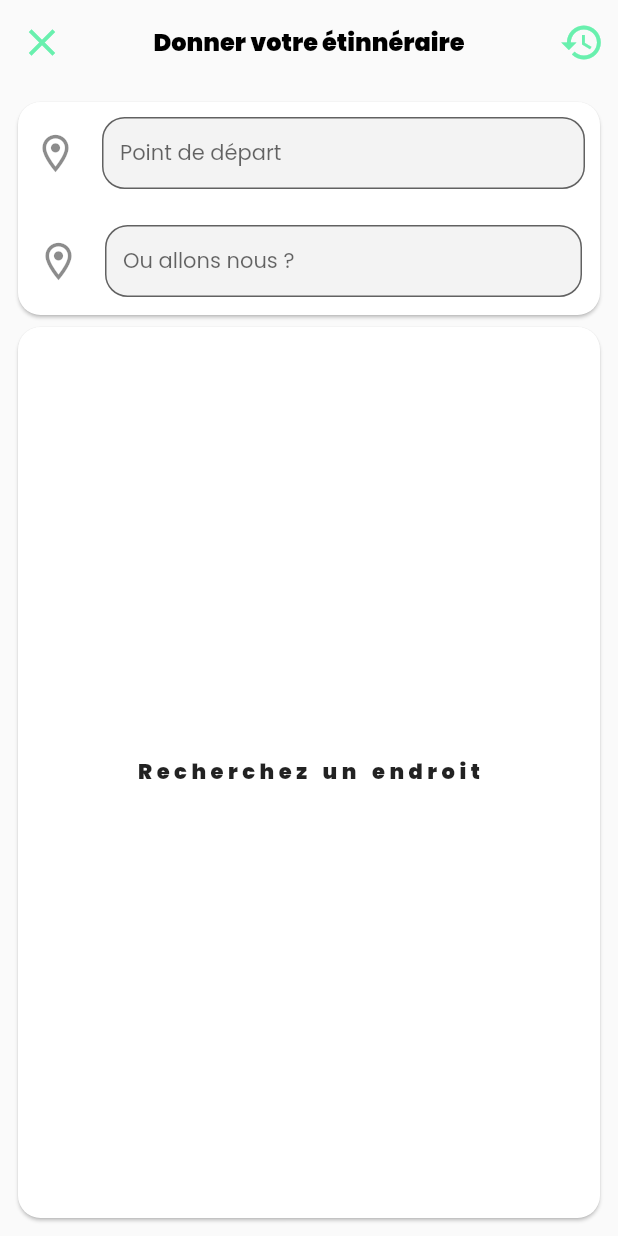
After one commit to Engel-Rich/taxischrono, a Flutter app: the SearchDestinaitionPage screen opened directly, on a phone screen of 412 x 824 dp. The commit adds this screen. Run offline on Flutter 3.47's test engine with Material 2 defaults, Android fonts, the phone set to English and light mode, and no system bars; our stand-ins replace cloud_firestore, firebase_auth, firebase_core, firebase_database, font_awesome_flutter, geolocator and 6 more; missing offline and left inert: the_apple_sign_in; accounts and stored records are empty.

Commit message:
mercredi 9 nov 2022 à 17h

```diff
--- a/lib/main.dart
+++ b/lib/main.dart
@@ -1,5 +1,6 @@
 import 'package:firebase_core/firebase_core.dart';
 import 'package:flutter/material.dart';
+import 'package:get/get.dart';
 
 import 'package:taxischrono/firebase_options.dart';
 import 'package:taxischrono/screens/homepage.dart';
@@ -19,7 +20,7 @@ class MyApp extends StatelessWidget {
 
   @override
   Widget build(BuildContext context) {
-    return MaterialApp(
+    return GetMaterialApp(
       title: 'TaxisChrono',
       debugShowCheckedModeBanner: false,
       theme: ThemeData(
--- /dev/null
+++ b/lib/screens/etineraires.dart
@@ -0,0 +1,223 @@
+import 'package:flutter/material.dart';
+import 'package:font_awesome_flutter/font_awesome_flutter.dart';
+import 'package:get/get.dart';
+import 'package:get/get_core/src/get_main.dart';
+import 'package:taxischrono/services/mapservice.dart';
+import 'package:taxischrono/varibles/variables.dart';
+
+class SearchDestinaitionPage extends StatefulWidget {
+  const SearchDestinaitionPage({super.key});
+
+  @override
+  State<SearchDestinaitionPage> createState() => _SearchDestinaitionPageState();
+}
+
+class _SearchDestinaitionPageState extends State<SearchDestinaitionPage> {
+  Future? places;
+  Place? startPlace;
+  TextEditingController controllerstart = TextEditingController();
+  TextEditingController controllersend = TextEditingController();
+  Place? endPlace;
+  bool find = false;
+
+  //
+  @override
+  Widget build(BuildContext context) {
+    return Scaffold(
+      appBar: AppBar(
+        backgroundColor: Colors.transparent,
+        elevation: 0,
+        leading: IconButton(
+          onPressed: () {
+            Navigator.pop(context);
+          },
+          icon: FaIcon(
+            Icons.close,
+            color: vert,
+            size: 30,
+          ),
+        ),
+        actions: [
+          IconButton(
+            onPressed: () {
+              Navigator.pop(context);
+            },
+            icon: FaIcon(
+              Icons.history,
+              color: vert,
+              size: 30,
+            ),
+          ),
+        ],
+        title: Text(
+          "Donner votre étinnéraire",
+          style: police.copyWith(
+              fontWeight: FontWeight.w900, fontSize: 16, color: Colors.black),
+        ),
+        centerTitle: true,
+      ),
+      body: Padding(
+        padding: const EdgeInsets.all(8.0),
+        child: Column(
+          mainAxisAlignment: MainAxisAlignment.center,
+          children: [
+            SizedBox(
+              height: 150,
+              width: double.infinity,
+              child: Card(
+                shape: shapeBorder,
+                child: Column(
+                  mainAxisAlignment: MainAxisAlignment.spaceBetween,
+                  children: [
+                    Padding(
+                      padding: const EdgeInsets.all(10.0),
+                      child: champsdeRecherche(
+                          controller: controllerstart,
+                          changement: (value) {
+                            findPlace(value);
+                            setState(() {});
+                          },
+                          hintext: "Point de départ"),
+                    ),
+                    Padding(
+                      padding: const EdgeInsets.all(12.0),
+                      child: champsdeRecherche(
+                        controller: controllersend,
+                        changement: (value) {},
+                        hintext: "Ou allons nous ?",
+                      ),
+                    )
+                  ],
+                ),
+              ),
+            ),
+            Expanded(
+              child: Card(
+                shape: shapeBorder,
+                child: Container(
+                  padding: const EdgeInsets.all(12),
+                  child: places == null
+                      ? Center(
+                          child: Text(
+                          "Recherchez un endroit",
+                          style: police.copyWith(
+                              fontWeight: FontWeight.w900,
+                              letterSpacing: 3,
+                              wordSpacing: 2),
+                        ))
+                      : FutureBuilder(
+                          future: places!,
+                          builder: (context, snapshot) {
+                            if (snapshot.connectionState ==
+                                ConnectionState.waiting) {
+                              return const Center(
+                                child: CircularProgressIndicator(),
+                              );
+                            } else {
+                              if ((!snapshot.hasError &&
+                                  snapshot.hasData &&
+                                  snapshot.data!.isNotEmpty)) {
+                                return ListView.separated(
+                                  itemCount: snapshot.data!.length,
+                                  itemBuilder: (context, index) {
+                                    final place = snapshot.data!;
+                                    return placeDisplay(
+                                      place: place[index],
+                                      ontap: () {},
+                                    );
+                                  },
+                                  separatorBuilder: (context, index) =>
+                                      buildDivider(),
+                                );
+                              }
+                              if (snapshot.hasError) {
+                                return Center(
+                                    child: Text(
+                                  snapshot.error.toString(),
+                                  style: police.copyWith(
+                                      fontWeight: FontWeight.w900,
+                                      letterSpacing: 3,
+                                      wordSpacing: 2),
+                                ));
+                              } else if (snapshot.data!.isEmpty) {
+                                return Center(
+                                    child: Text(
+                                  'Aucun androit ne coerespond a votre recherche ',
+                                  style: police.copyWith(
+                                      fontWeight: FontWeight.w900,
+                                      letterSpacing: 3,
+                                      wordSpacing: 2),
+                                ));
+                              } else {
+                                return const Center(
+                                  child: CircularProgressIndicator(),
+                                );
+                              }
+                            }
+                          }),
+                ),
+              ),
+            ),
+            find
+                ? Padding(
+                    padding: const EdgeInsets.symmetric(vertical: 20),
+                    child: boutonText(
+                        context: context, action: () {}, text: "Vailider"),
+                  )
+                : const SizedBox.shrink()
+          ],
+        ),
+      ),
+    );
+  }
+
+  Widget placeDisplay({required Place place, required void Function() ontap}) {
+    return ListTile(
+      leading: const Icon(Icons.location_on_rounded),
+      onTap: ontap,
+      title: Text(place.mainName,
+          style: police.copyWith(fontWeight: FontWeight.bold)),
+      subtitle: Text(
+        place.secondaryName,
+        style: police,
+      ),
+    );
+  }
+
+  setController(
+    TextEditingController constroller,
+    Place placeClick,
+    Place placeChange,
+  ) {}
+  findPlace(
+    String valeur,
+  ) {
+    try {
+      setState(() {
+        places = GooGleMapServices.chekPlaceAutoComplette(valeur, "userToken");
+      });
+    } catch (e) {
+      debugPrint('erreur: $e');
+    }
+
+    //     .then((value) {
+    //   if (value != null) {
+    //     find = true;
+    //   } else {
+    //     setState(() {
+    //       places = value as List<Place>;
+    //     });
+    //   }
+    // });
+    // setState(() {
+    //   find = false;
+    // });
+  }
+}
+
+final shapeBorder =
+    RoundedRectangleBorder(borderRadius: BorderRadius.circular(15));
+Widget buildDivider() => const Padding(
+      padding: EdgeInsets.symmetric(horizontal: 10.0),
+      child: Divider(),
+    );
--- a/lib/services/mapservice.dart
+++ b/lib/services/mapservice.dart
@@ -65,6 +65,7 @@ class GooGleMapServices {
     await http.get(Uri.parse(url)).then((value) {
       if (value.statusCode == 200) {
         final res = jsonDecode(value.body);
+        print(res);
         // if (res['status'] == 'OK') {
         final predictions = res['predictions'];
 
@@ -77,6 +78,7 @@ class GooGleMapServices {
         return 'echec';
       }
     });
+    return listPrediction;
   }
 
 // fonction permettant de récuperer le nom à partir de la position
@@ -161,12 +163,11 @@ class TempsNecessaire {
 class Adresse {
   final LatLng adresseposition;
   final String adresseCode;
-  final String? adresseCountrieName;
+
   final String adresseName;
   Adresse({
     required this.adresseCode,
     required this.adresseposition,
-    this.adresseCountrieName,
     required this.adresseName,
   });
 }
--- a/lib/varibles/variables.dart
+++ b/lib/varibles/variables.dart
@@ -2,6 +2,7 @@ import 'package:cloud_firestore/cloud_firestore.dart';
 import 'package:firebase_auth/firebase_auth.dart';
 import 'package:firebase_database/firebase_database.dart';
 import 'package:flutter/material.dart';
+import 'package:font_awesome_flutter/font_awesome_flutter.dart';
 import 'package:google_fonts/google_fonts.dart';
 import 'package:google_maps_flutter/google_maps_flutter.dart';
 import 'package:google_sign_in/google_sign_in.dart';
@@ -28,10 +29,62 @@ const etatTransaction = {
   2: "en cours"
 };
 
+// les type de bouton à utiliser dans l'application
+Widget boutonText(
+        {required BuildContext context,
+        required void Function()? action,
+        required String text}) =>
+    SizedBox(
+      width: double.infinity,
+      child: ElevatedButton(
+        onPressed: action,
+        style: ElevatedButton.styleFrom(
+          padding: const EdgeInsets.all(12),
+          shape: RoundedRectangleBorder(
+            borderRadius: BorderRadius.circular(20),
+          ),
+        ),
+        child: Text(
+          text,
+          style: police,
+        ),
+      ),
+    );
+TextFormField champsdeRecherche({
+  required void Function(String value)? changement,
+  required String hintext,
+  TextEditingController? controller,
+}) =>
+    TextFormField(
+      controller: controller,
+      style: police,
+      onChanged: changement,
+      decoration: InputDecoration(
+        contentPadding: const EdgeInsets.symmetric(vertical: 8, horizontal: 12),
+        hintText: hintext,
+        hintStyle: police,
+        filled: true,
+        focusedBorder: OutlineInputBorder(
+          borderSide: BorderSide(color: blanc),
+          borderRadius: BorderRadius.circular(15),
+        ),
+        icon: const FaIcon(
+          Icons.location_on_outlined,
+          size: 30,
+        ),
+        fillColor: Colors.grey.shade200.withOpacity(0.7),
+        border: OutlineInputBorder(
+          borderSide: const BorderSide(color: Colors.black, width: 1.2),
+          borderRadius: BorderRadius.circular(15),
+        ),
+      ),
+    );
+
 // la variable qui servira de hauteur dans l'Application
 spacerHeight(double hauteur) => SizedBox(height: hauteur);
 Color blanc = Colors.white;
-Color vert = Colors.green;
+Color vert = Colors.greenAccent;
+Color noire = Colors.black;
 const mapApiKey = "AIzaSyDRiuLYKs1ymgiW97p3ybAuQLOQcBDqUvg";
 const younde = LatLng(3.866667, 11.516667);
 const String idServiceClient = "taxisChronoInccCenter";
--- a/pubspec.yaml
+++ b/pubspec.yaml
@@ -55,6 +55,7 @@ dependencies:
   url_launcher: ^6.1.6
   flutter_polyline_points: ^1.0.0
   sliding_up_panel: ^2.0.0+1
+  page_transition: ^2.0.9
 
 
 
```
Also changed, not shown: lib/screens/homepage.dart (+57 -108 lines), pubspec.lock.
